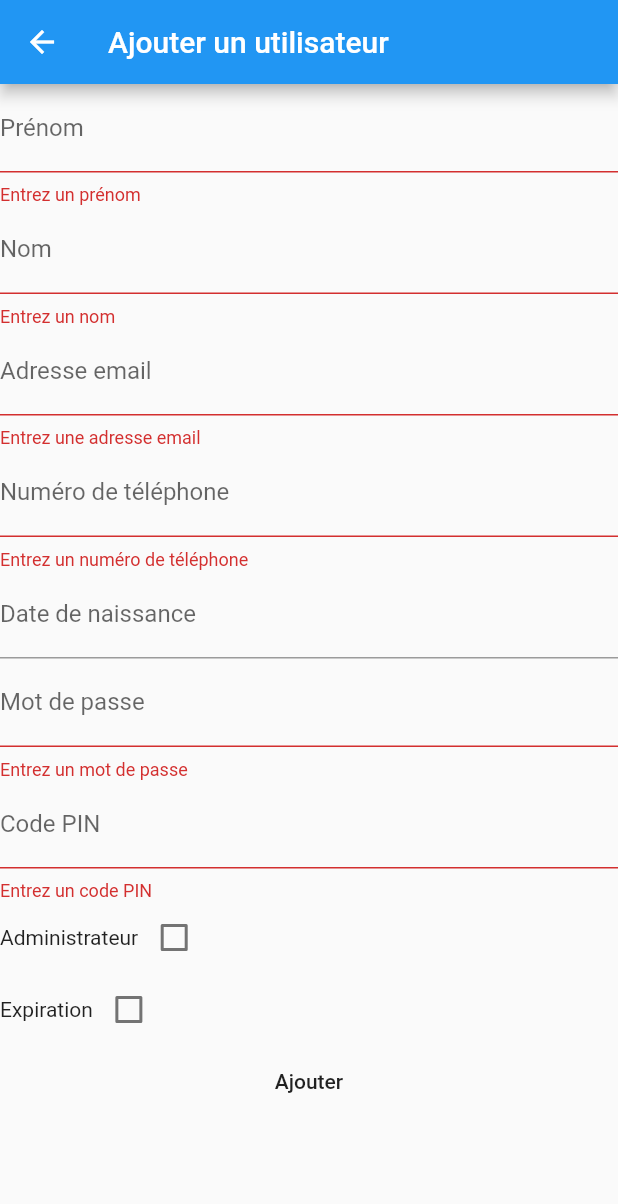
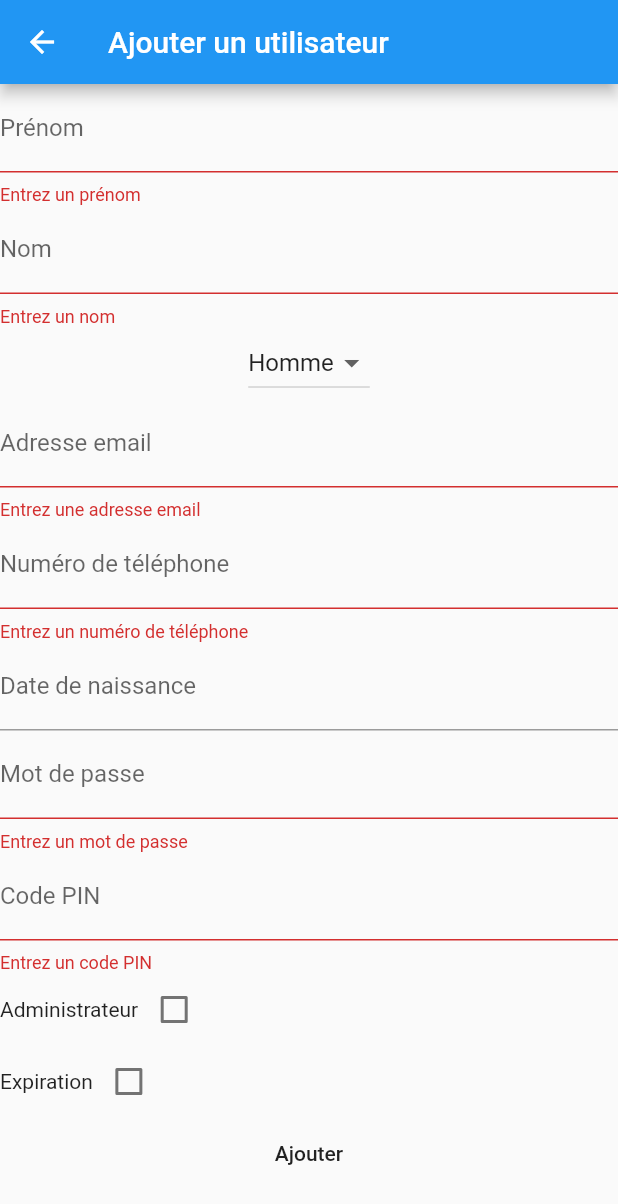
Before and after one commit to wussuphaters/iria, a Flutter app: the AddUserScreen screen opened by its route, after a tap on "Ajouter", on a phone screen of 412 x 824 dp. Shown: the top 1204 px of the screen. Run offline on Flutter 3.47's test engine with Material 2 defaults, Android fonts, the phone set to English and light mode, and no system bars; drawn by our look-alikes of datetime_picker_formfield; our stand-ins replace flutter_colorpicker, flutter_secure_storage, fluttertoast; accounts and stored records are empty.

Commit message:
Added support for user gender

```diff
--- a/lib/UserForm.dart
+++ b/lib/UserForm.dart
@@ -31,6 +31,7 @@ class _UserFormState extends State<UserForm> {
   final formKey = GlobalKey<FormState>();
   DateTime expirationDate;
   DateTime birthDate;
+  String gender;
 
   @override
   void initState() {
@@ -44,6 +45,7 @@ class _UserFormState extends State<UserForm> {
     _phoneNumberController = new TextEditingController(text: user != null ? user.phoneNumber : "");
     _passwordController = new TextEditingController();
     _pinController = new TextEditingController();
+    gender = 'Homme';
     super.initState();
   }
 
@@ -73,6 +75,16 @@ class _UserFormState extends State<UserForm> {
               validator: (value)  {
                 return value.isEmpty ? "Entrez un nom" : null;
               }
+            ),
+            DropdownButton(
+              value: gender,
+              items: <String>['Homme', 'Femme'].map((String value)  {
+                return new DropdownMenuItem<String>(
+                  value: value,
+                  child: new Text(value),
+                );
+              }).toList(),
+              onChanged: (value) => setState(() => gender = value)
             ),
             TextFormField(
               controller: _emailController,
@@ -132,7 +144,7 @@ class _UserFormState extends State<UserForm> {
               validator: (value)  {
                 if(value.isEmpty) return "Entrez un mot de passe";
                 else if(value.length < 8) return "Le mot de passe doit faire au moins 8 caractères";
-                else if(!RegExp(r'^(?=.*[a-z])(?=.*[A-Z])(?=.*\d)(?=.*[@$!%*?&])[A-Za-z\d@$!%*?&]{8,}$').hasMatch(value)) return "Minimum une min, une maj, un chiffre et un caractère spécial)";
+                else if(!RegExp(r'^(?=.*[a-z])(?=.*[A-Z])(?=.*\d)[A-Za-z\d]{8,}$').hasMatch(value)) return "Minimum une minuscule, une majuscule et un chiffre";
                 else return null;
               }
             ),
@@ -210,7 +222,7 @@ class _UserFormState extends State<UserForm> {
                   setState(() {
                     loading = true;
                   });
-                  bool rep = await widget.api.addUser({'first_name': _firstNameController.text, 'last_name': _lastNameController.text, 'email': _emailController.text, 'password': _passwordController.text, 'pin': _pinController.text, 'phone_number': _phoneNumberController.text, 'birth_date': birthDate.toString(), 'expiration': expirationDate.toString(), 'is_admin': admin});
+                  bool rep = await widget.api.addUser({'gender': gender, 'first_name': _firstNameController.text, 'last_name': _lastNameController.text, 'email': _emailController.text, 'password': _passwordController.text, 'pin': _pinController.text, 'phone_number': _phoneNumberController.text, 'birth_date': birthDate.toString(), 'expiration': expirationDate.toString(), 'is_admin': admin});
                   if(rep) {
                     Fluttertoast.showToast(
                       msg: "Utilisateur ajouté avec succès"
--- a/lib/objects/API.dart
+++ b/lib/objects/API.dart
@@ -166,6 +166,7 @@ class API {
     Map<String, dynamic> requestBody = {
       'token' : jwt,
       'user' : {
+        'gender' : user['gender'],
         'first_name' : user['first_name'],
         'last_name' : user['last_name'],
         'email' : user['email'],
```
